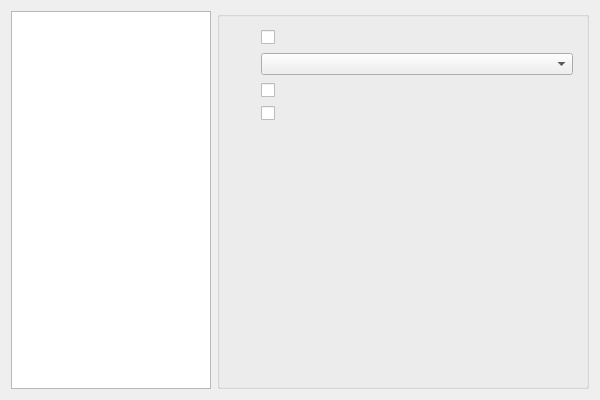
Before: the Qt Designer form org.nickvision.tubeconverter.qt/src/views/settingsdialog.ui in NickvisionApps/Parabolic, drawn with Qt 5.
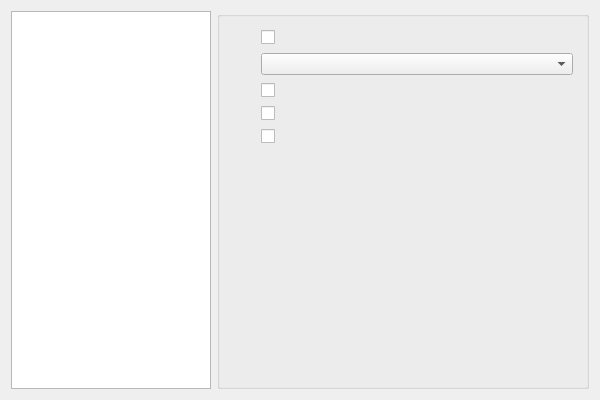
After: the same form once the commit is applied. Icons and pictures are not drawn.

Commit message: QT - Add Missing Limit Characters Option

Diff of the .ui file:
```diff
--- a/org.nickvision.tubeconverter.qt/src/views/settingsdialog.ui
+++ b/org.nickvision.tubeconverter.qt/src/views/settingsdialog.ui
@@ -113,7 +113,7 @@
           <property name="verticalSpacing">
            <number>8</number>
           </property>
-          <item row="4" column="0">
+          <item row="5" column="0">
            <spacer name="verticalSpacer_2">
             <property name="orientation">
              <enum>Qt::Orientation::Vertical</enum>
@@ -138,18 +138,24 @@
           <item row="0" column="0">
            <widget class="QLabel" name="lblOverwriteExistingFiles"/>
           </item>
-          <item row="3" column="1">
+          <item row="4" column="1">
            <widget class="QCheckBox" name="chkIncludeAutoGeneratedSubtitles"/>
           </item>
-          <item row="3" column="0">
+          <item row="4" column="0">
            <widget class="QLabel" name="lblIncludeAutoGeneratedSubtitles"/>
           </item>
-          <item row="2" column="0">
+          <item row="3" column="0">
            <widget class="QLabel" name="lblDownloadImmediately"/>
           </item>
-          <item row="2" column="1">
+          <item row="3" column="1">
            <widget class="QCheckBox" name="chkDownloadImmediately"/>
           </item>
+          <item row="2" column="0">
+           <widget class="QLabel" name="lblLimitCharacters"/>
+          </item>
+          <item row="2" column="1">
+           <widget class="QCheckBox" name="chkLimitCharacters"/>
+          </item>
          </layout>
         </widget>
         <widget class="QWidget" name="pageDownloader">
```
The commit also changes 1 other file.
